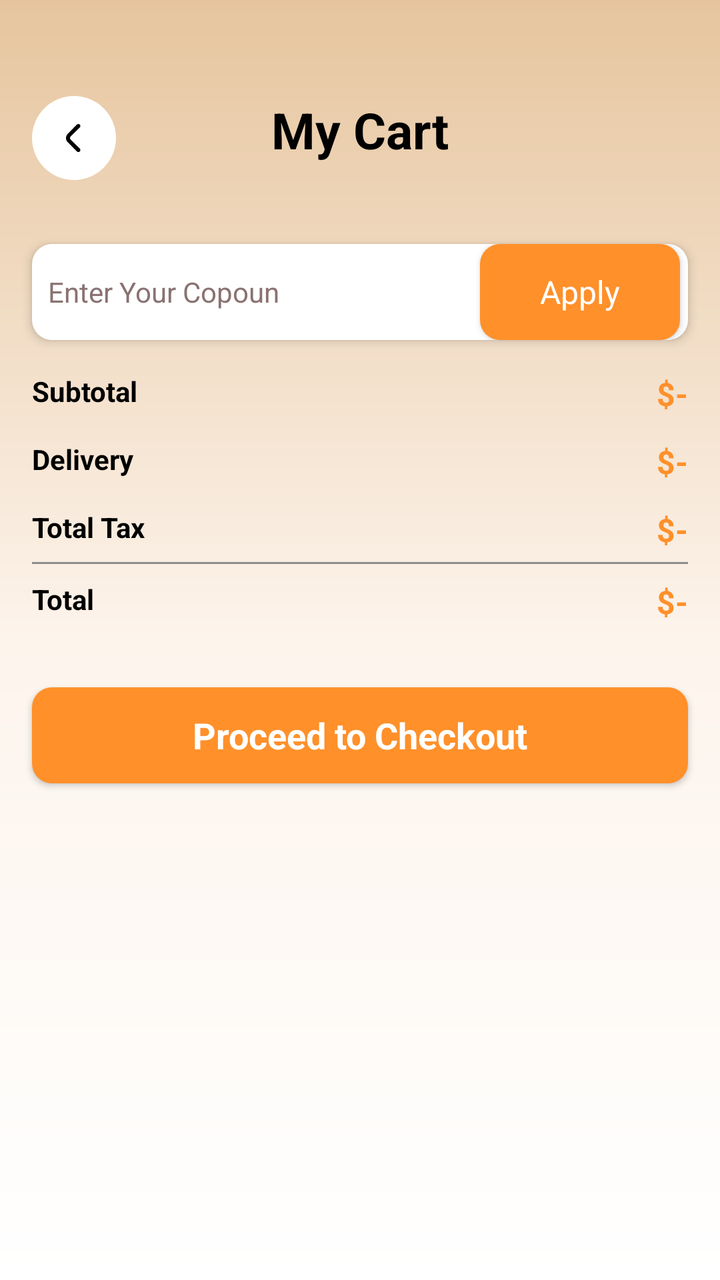
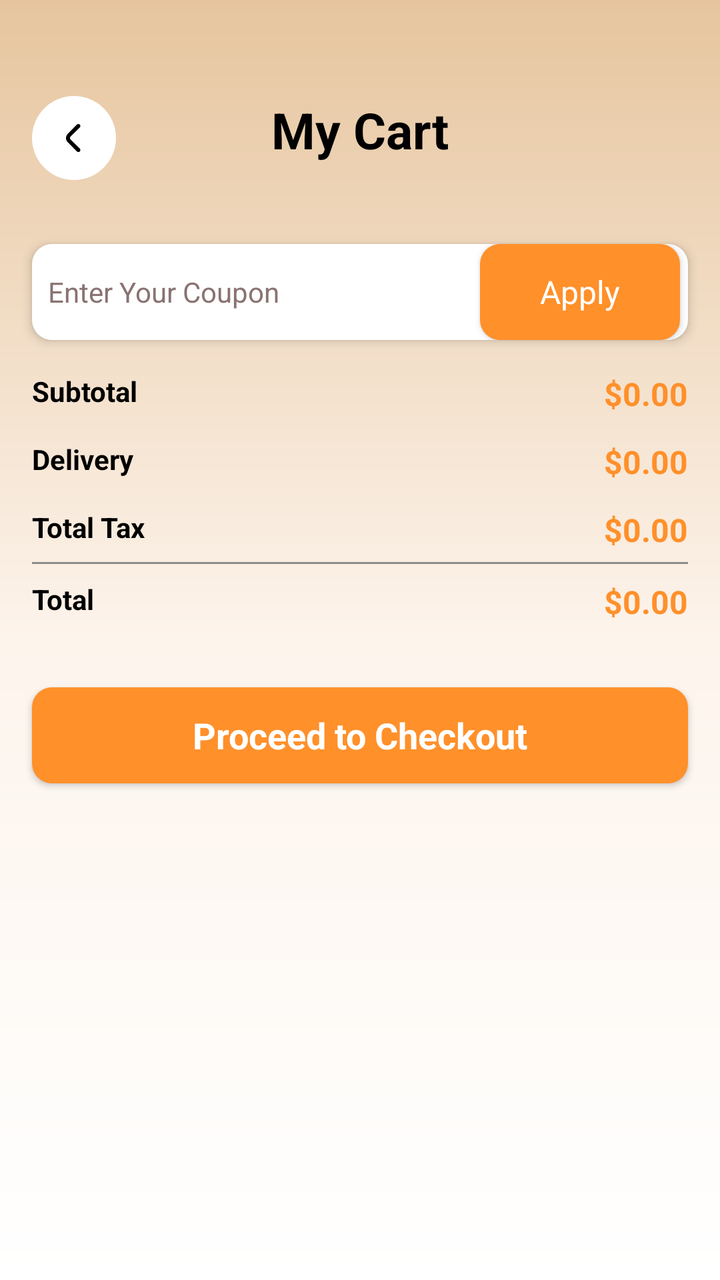

An Android layout rendered at two revisions. The XML below is the earlier revision; the diff shows what the commit changed to produce the second picture.
<!-- AndroidManifest.xml: application theme Theme.Shopcafe -->
<!-- res/layout/activity_cart.xml -->
<?xml version="1.0" encoding="utf-8"?>
<androidx.core.widget.NestedScrollView xmlns:android="http://schemas.android.com/apk/res/android"
    xmlns:app="http://schemas.android.com/apk/res-auto"
    xmlns:tools="http://schemas.android.com/tools"
    android:id="@+id/main"
    android:layout_width="match_parent"
    android:layout_height="match_parent"
    android:background="@drawable/light_gradient"
    android:fillViewport="true"
    tools:context=".activity.CartActivity">

    <LinearLayout
        android:layout_width="match_parent"
        android:layout_height="match_parent"
        android:orientation="vertical">

        <androidx.constraintlayout.widget.ConstraintLayout
            android:layout_width="match_parent"
            android:layout_height="wrap_content"
            android:layout_marginTop="48dp">

            <ImageView
                android:id="@+id/ivBack"
                android:layout_width="wrap_content"
                android:layout_height="wrap_content"
                android:layout_marginStart="16dp"
                android:src="@drawable/back2"
                app:layout_constraintStart_toStartOf="parent"
                app:layout_constraintTop_toTopOf="parent" />

            <TextView
                android:layout_width="wrap_content"
                android:layout_height="wrap_content"
                android:text="My Cart"
                android:textColor="@color/black"
                android:textSize="25sp"
                android:textStyle="bold"
                app:layout_constraintEnd_toEndOf="parent"
                app:layout_constraintStart_toStartOf="parent"
                app:layout_constraintTop_toTopOf="parent" />

        </androidx.constraintlayout.widget.ConstraintLayout>

        <androidx.recyclerview.widget.RecyclerView
            android:id="@+id/rvCartView"
            android:layout_width="match_parent"
            android:layout_height="wrap_content"
            android:layout_margin="16dp" />

        <LinearLayout
            android:layout_width="match_parent"
            android:layout_height="48dp"
            android:layout_marginHorizontal="16dp"
            android:background="@drawable/white_bg"
            android:elevation="3dp"
            android:orientation="horizontal">

            <EditText
                android:id="@+id/etCoupen"
                android:layout_width="wrap_content"
                android:layout_height="match_parent"
                android:layout_weight="1"
                android:ems="10"
                android:textSize="14sp"
                android:inputType="text"
                android:textColorHint="#8A7272"
                android:hint="Enter Your Copoun"
                android:paddingStart="8dp"
                android:background="#00ffffff"/>

            <androidx.appcompat.widget.AppCompatButton
                android:id="@+id/applyBtn"
                style="@android:style/Widget.Button"
                android:layout_width="100dp"
                android:layout_height="48dp"
                android:textColor="@color/white"
                android:layout_marginEnd="4dp"
                android:textSize="16sp"
                android:background="@drawable/orange_bg"
                android:text="Apply"
                />

        </LinearLayout>

        <androidx.constraintlayout.widget.ConstraintLayout
            android:layout_width="match_parent"
            android:layout_height="wrap_content"
            android:layout_margin="16dp">

            <TextView
                android:id="@+id/subTotalTxt"
                android:layout_width="wrap_content"
                android:layout_height="wrap_content"
                android:text="Subtotal"
                android:textColor="@color/black"
                android:textSize="14sp"
                android:textStyle="bold"
                app:layout_constraintStart_toStartOf="parent"
                app:layout_constraintTop_toTopOf="parent" />

            <TextView
                android:id="@+id/subTotalPriceTxt"
                android:layout_width="wrap_content"
                android:layout_height="wrap_content"
                android:text="$-"
                android:textColor="@color/orange"
                android:textSize="16sp"
                android:textStyle="bold"
                app:layout_constraintEnd_toEndOf="parent"
                app:layout_constraintTop_toTopOf="parent" />

            <TextView
                android:id="@+id/delivery"
                android:layout_width="wrap_content"
                android:layout_height="wrap_content"
                android:layout_marginTop="15dp"
                android:text="Delivery"
                android:textColor="@color/black"
                android:textSize="14sp"
                android:textStyle="bold"
                app:layout_constraintStart_toStartOf="parent"
                app:layout_constraintTop_toBottomOf="@+id/subTotalTxt" />

            <TextView
                android:id="@+id/deliveryPriceTxt"
                android:layout_width="wrap_content"
                android:layout_height="wrap_content"
                android:text="$-"
                android:textColor="@color/orange"
                android:textSize="16sp"
                android:textStyle="bold"
                app:layout_constraintEnd_toEndOf="parent"
                app:layout_constraintTop_toTopOf="@+id/delivery" />

            <TextView
                android:id="@+id/totalTax"
                android:layout_width="wrap_content"
                android:layout_height="wrap_content"
                android:layout_marginTop="15dp"
                android:text="Total Tax"
                android:textColor="@color/black"
                android:textSize="14sp"
                android:textStyle="bold"
                app:layout_constraintStart_toStartOf="parent"
                app:layout_constraintTop_toBottomOf="@+id/delivery" />

            <TextView
                android:id="@+id/totalTaxPriceTxt"
                android:layout_width="wrap_content"
                android:layout_height="wrap_content"
                android:text="$-"
                android:textColor="@color/orange"
                android:textSize="16sp"
                android:textStyle="bold"
                app:layout_constraintEnd_toEndOf="parent"
                app:layout_constraintTop_toTopOf="@+id/totalTax" />

            <View
                android:id="@+id/view"
                android:layout_width="match_parent"
                android:layout_height="1dp"
                android:layout_marginTop="8dp"
                android:background="@color/grey"
                app:layout_constraintEnd_toEndOf="parent"
                app:layout_constraintStart_toStartOf="parent"
                app:layout_constraintTop_toBottomOf="@+id/totalTax" />

            <TextView
                android:id="@+id/total"
                android:layout_width="wrap_content"
                android:layout_height="wrap_content"
                android:layout_marginTop="8dp"
                android:text="Total"
                android:textColor="@color/black"
                android:textSize="14sp"
                android:textStyle="bold"
                app:layout_constraintStart_toStartOf="parent"
                app:layout_constraintTop_toBottomOf="@+id/view" />

            <TextView
                android:id="@+id/totalPriceTxt"
                android:layout_width="wrap_content"
                android:layout_height="wrap_content"
                android:text="$-"
                android:textColor="@color/orange"
                android:textSize="16sp"
                android:textStyle="bold"
                app:layout_constraintEnd_toEndOf="parent"
                app:layout_constraintTop_toTopOf="@+id/total" />

        </androidx.constraintlayout.widget.ConstraintLayout>

        <androidx.appcompat.widget.AppCompatButton
            android:id="@+id/proceedCheckoutBtn"
            style="@android:style/Widget.Button"
            android:layout_width="match_parent"
            android:layout_margin="16dp"
            android:layout_height="wrap_content"
            android:textColor="@color/white"
            android:layout_marginEnd="4dp"
            android:textSize="18sp"
            android:textStyle="bold"
            android:background="@drawable/orange_bg"
            android:text="Proceed to Checkout"
            />

    </LinearLayout>

</androidx.core.widget.NestedScrollView>
<!-- resources referenced by this layout -->
<resources>
  <color name="black">#FF000000</color>
  <color name="grey">#8D8D8D</color>
  <color name="orange">#FF902A</color>
  <color name="white">#FFFFFFFF</color>
  <!-- drawable back2: png bitmap (drawable-hdpi, 1426 bytes) -->
  <!-- drawable light_gradient (drawable) -->
  <?xml version="1.0" encoding="utf-8"?>
  <shape xmlns:android="http://schemas.android.com/apk/res/android"
      android:shape="rectangle">
  
  <gradient
      android:startColor="@color/white"
      android:endColor="@color/lightOrange"
      android:centerColor="#fdf4ec"
      android:angle="90"/>
  
  </shape>
  <!-- drawable orange_bg (drawable) -->
  <?xml version="1.0" encoding="utf-8"?>
  <shape xmlns:android="http://schemas.android.com/apk/res/android"
      android:shape="rectangle">
  
      <solid android:color="@color/orange" />
      <corners android:radius="10dp" />
  
  </shape>
  <!-- drawable white_bg (drawable) -->
  <?xml version="1.0" encoding="utf-8"?>
  <shape xmlns:android="http://schemas.android.com/apk/res/android"
      android:shape="rectangle">
  
      <solid
          android:color="@color/white"/>
      <corners
          android:radius="10dp"/>
  
  </shape>
  <style name="Theme.Shopcafe" parent="Base.Theme.Shopcafe" />
  <color name="lightOrange">#E6C59E</color>
  <style name="Base.Theme.Shopcafe" parent="Theme.MaterialComponents.DayNight.NoActionBar">
          
          
      </style>
</resources>

<!-- the commit's change to res/layout/activity_cart.xml (unified diff, before → after) -->
@@ -11,9 +11,10 @@
 
     <LinearLayout
         android:layout_width="match_parent"
-        android:layout_height="match_parent"
+        android:layout_height="wrap_content"
         android:orientation="vertical">
 
+        
         <androidx.constraintlayout.widget.ConstraintLayout
             android:layout_width="match_parent"
             android:layout_height="wrap_content"
@@ -41,12 +42,14 @@
 
         </androidx.constraintlayout.widget.ConstraintLayout>
 
+        
         <androidx.recyclerview.widget.RecyclerView
             android:id="@+id/rvCartView"
             android:layout_width="match_parent"
             android:layout_height="wrap_content"
             android:layout_margin="16dp" />
 
+        
         <LinearLayout
             android:layout_width="match_parent"
             android:layout_height="48dp"
@@ -56,37 +59,38 @@
             android:orientation="horizontal">
 
             <EditText
-                android:id="@+id/etCoupen"
-                android:layout_width="wrap_content"
+                android:id="@+id/couponEditText"
+                android:layout_width="0dp"
                 android:layout_height="match_parent"
                 android:layout_weight="1"
-                android:ems="10"
-                android:textSize="14sp"
+                android:background="#00ffffff"
+                android:hint="Enter Your Coupon"
                 android:inputType="text"
+                android:paddingStart="8dp"
+                android:paddingEnd="8dp"
                 android:textColorHint="#8A7272"
-                android:hint="Enter Your Copoun"
-                android:paddingStart="8dp"
-                android:background="#00ffffff"/>
+                android:textSize="14sp" />
 
             <androidx.appcompat.widget.AppCompatButton
                 android:id="@+id/applyBtn"
                 style="@android:style/Widget.Button"
                 android:layout_width="100dp"
                 android:layout_height="48dp"
-                android:textColor="@color/white"
                 android:layout_marginEnd="4dp"
-                android:textSize="16sp"
                 android:background="@drawable/orange_bg"
                 android:text="Apply"
-                />
+                android:textColor="@color/white"
+                android:textSize="16sp" />
 
         </LinearLayout>
 
+        
         <androidx.constraintlayout.widget.ConstraintLayout
             android:layout_width="match_parent"
             android:layout_height="wrap_content"
             android:layout_margin="16dp">
 
+            
             <TextView
                 android:id="@+id/subTotalTxt"
                 android:layout_width="wrap_content"
@@ -102,13 +106,40 @@
                 android:id="@+id/subTotalPriceTxt"
                 android:layout_width="wrap_content"
                 android:layout_height="wrap_content"
-                android:text="$-"
-                android:textColor="@color/orange"
-                android:textSize="16sp"
-                android:textStyle="bold"
-                app:layout_constraintEnd_toEndOf="parent"
-                app:layout_constraintTop_toTopOf="parent" />
-
+                android:text="$0.00"
+                android:textColor="@color/orange"
+                android:textSize="16sp"
+                android:textStyle="bold"
+                app:layout_constraintEnd_toEndOf="parent"
+                app:layout_constraintTop_toTopOf="parent" />
+
+            
+            <TextView
+                android:id="@+id/discountTxt"
+                android:layout_width="wrap_content"
+                android:layout_height="wrap_content"
+                android:layout_marginTop="15dp"
+                android:text="Discount"
+                android:textColor="@color/black"
+                android:textSize="14sp"
+                android:textStyle="bold"
+                android:visibility="gone"
+                app:layout_constraintStart_toStartOf="parent"
+                app:layout_constraintTop_toBottomOf="@+id/subTotalTxt" />
+
+            <TextView
+                android:id="@+id/discountPriceTxt"
+                android:layout_width="wrap_content"
+                android:layout_height="wrap_content"
+                android:text="-$0.00"
+                android:textColor="#4CAF50"
+                android:textSize="16sp"
+                android:textStyle="bold"
+                android:visibility="gone"
+                app:layout_constraintEnd_toEndOf="parent"
+                app:layout_constraintTop_toTopOf="@+id/discountTxt" />
+
+            
             <TextView
                 android:id="@+id/delivery"
                 android:layout_width="wrap_content"
@@ -119,19 +150,20 @@
                 android:textSize="14sp"
                 android:textStyle="bold"
                 app:layout_constraintStart_toStartOf="parent"
-                app:layout_constraintTop_toBottomOf="@+id/subTotalTxt" />
+                app:layout_constraintTop_toBottomOf="@+id/discountTxt" />
 
             <TextView
                 android:id="@+id/deliveryPriceTxt"
                 android:layout_width="wrap_content"
                 android:layout_height="wrap_content"
-                android:text="$-"
+                android:text="$0.00"
                 android:textColor="@color/orange"
                 android:textSize="16sp"
                 android:textStyle="bold"
                 app:layout_constraintEnd_toEndOf="parent"
                 app:layout_constraintTop_toTopOf="@+id/delivery" />
 
+            
             <TextView
                 android:id="@+id/totalTax"
                 android:layout_width="wrap_content"
@@ -148,13 +180,14 @@
                 android:id="@+id/totalTaxPriceTxt"
                 android:layout_width="wrap_content"
                 android:layout_height="wrap_content"
-                android:text="$-"
+                android:text="$0.00"
                 android:textColor="@color/orange"
                 android:textSize="16sp"
                 android:textStyle="bold"
                 app:layout_constraintEnd_toEndOf="parent"
                 app:layout_constraintTop_toTopOf="@+id/totalTax" />
 
+            
             <View
                 android:id="@+id/view"
                 android:layout_width="match_parent"
@@ -165,6 +198,7 @@
                 app:layout_constraintStart_toStartOf="parent"
                 app:layout_constraintTop_toBottomOf="@+id/totalTax" />
 
+            
             <TextView
                 android:id="@+id/total"
                 android:layout_width="wrap_content"
@@ -181,7 +215,7 @@
                 android:id="@+id/totalPriceTxt"
                 android:layout_width="wrap_content"
                 android:layout_height="wrap_content"
-                android:text="$-"
+                android:text="$0.00"
                 android:textColor="@color/orange"
                 android:textSize="16sp"
                 android:textStyle="bold"
@@ -190,19 +224,18 @@
 
         </androidx.constraintlayout.widget.ConstraintLayout>
 
+        
         <androidx.appcompat.widget.AppCompatButton
             android:id="@+id/proceedCheckoutBtn"
             style="@android:style/Widget.Button"
             android:layout_width="match_parent"
+            android:layout_height="wrap_content"
             android:layout_margin="16dp"
-            android:layout_height="wrap_content"
-            android:textColor="@color/white"
-            android:layout_marginEnd="4dp"
-            android:textSize="18sp"
-            android:textStyle="bold"
             android:background="@drawable/orange_bg"
             android:text="Proceed to Checkout"
-            />
+            android:textColor="@color/white"
+            android:textSize="18sp"
+            android:textStyle="bold" />
 
     </LinearLayout>
 
